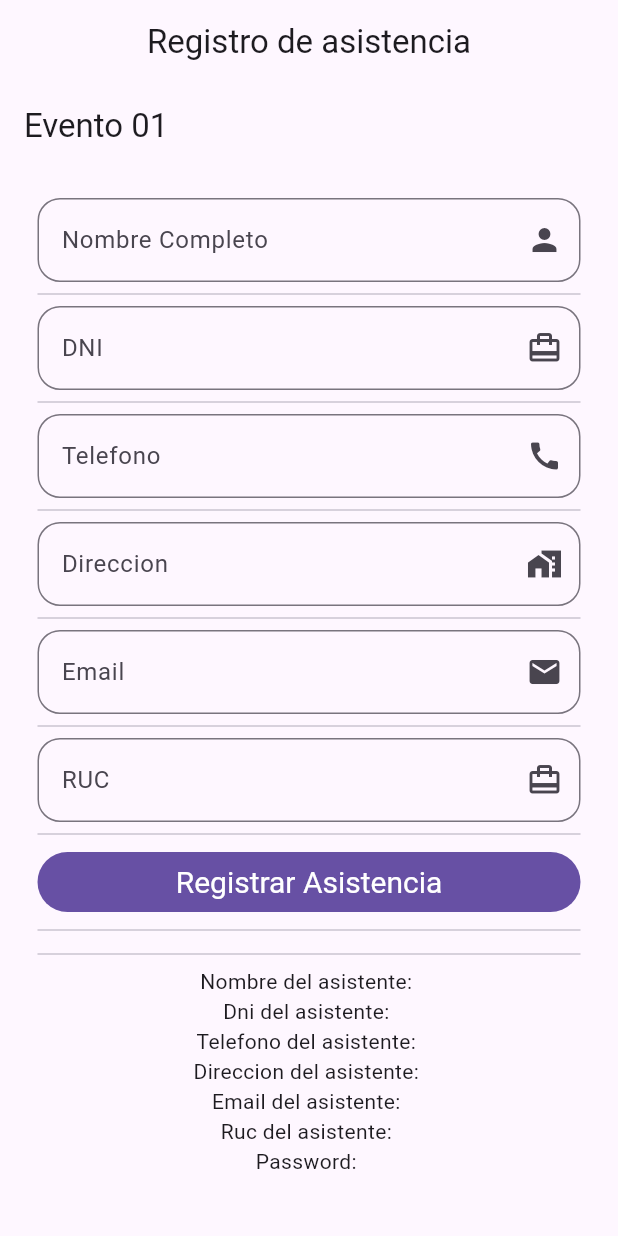
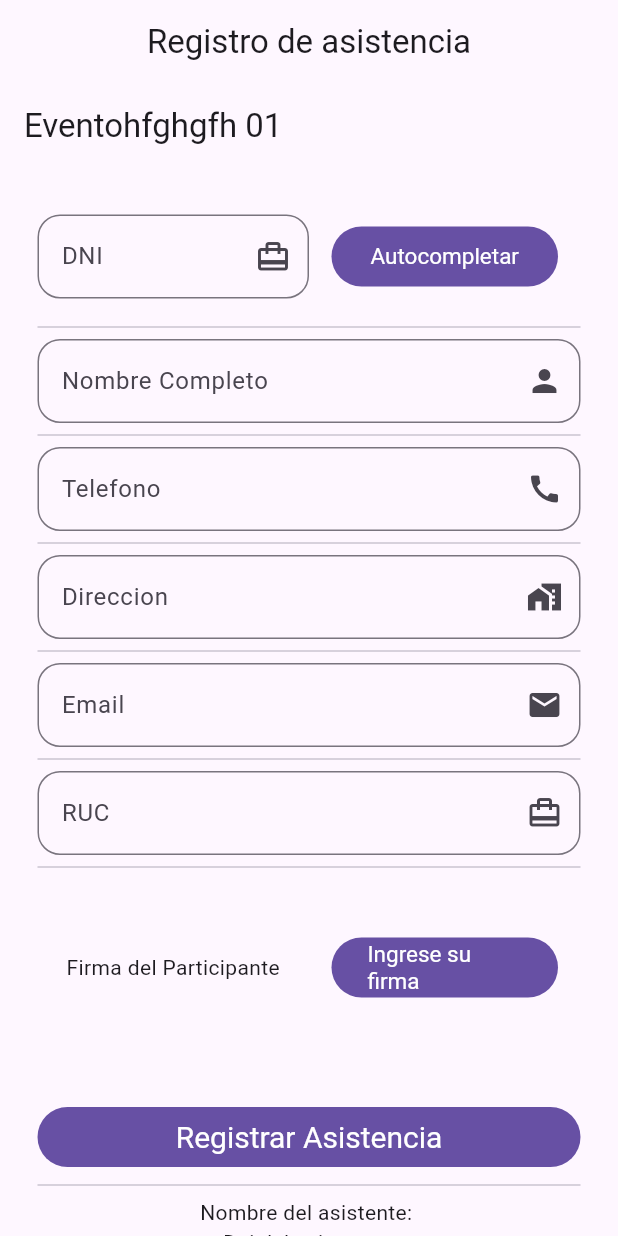
Before and after one commit to sof28kr/F-A-02, a Flutter app: the screen it shows after launch, on a phone screen of 412 x 824 dp. Run offline on Flutter 3.47's test engine with Material 3 defaults, Android fonts, the light colour scheme and no system bars.

Commit message:
Agregar todos los archivos de la carpeta

```diff
--- a/lib/src/pages/stateful/formulario_page.dart
+++ b/lib/src/pages/stateful/formulario_page.dart
@@ -32,14 +32,23 @@ class _FormularioPageState extends State<FormularioPage> {
   Widget build(BuildContext context) {
     return Scaffold(
         appBar: AppBar(
-          title: Text('Evento 01'),
+          title: Text('Eventohfghgfh 01'),
         ),
         body: ListView(
           padding: EdgeInsets.symmetric(horizontal: 25.0, vertical: 20.0),
           children: [
+            Row(
+              children: <Widget>[
+                Expanded(child: _crearInputDni()),
+                Expanded(
+                    child: Padding(
+                        padding: EdgeInsetsDirectional.all(15),
+                        child: _BuscarDatos()))
+              ],
+            ),
+            // TextField con múltiples opciones de decoración
+            Divider(),
             _crearInputNombre(), // TextField con múltiples opciones de decoración
-            Divider(),
-            _crearInputDni(), // TextField con múltiples opciones de decoración
             Divider(),
             _crearInputTelefono(), // TextField con múltiples opciones de decoración
             Divider(),
@@ -49,9 +58,29 @@ class _FormularioPageState extends State<FormularioPage> {
             Divider(),
             _crearInputRuc(),
             Divider(),
+            SizedBox(
+              height: 20,
+            ),
+            Row(
+              children: <Widget>[
+                Expanded(
+                  child: Text('Firma del Participante',
+                      textAlign: TextAlign.center),
+                ),
+                Expanded(
+                  child: Padding(
+                      padding:
+                          EdgeInsets.symmetric(vertical: 15, horizontal: 15),
+                      child: _SubirFirma()),
+                ),
+              ],
+            ),
+            SizedBox(
+              height: 50,
+            ),
             _crearBoton(),
             Divider(),
-            Divider(),
+
             _visualizarDatos(),
           ],
         ));
@@ -94,6 +123,24 @@ class _FormularioPageState extends State<FormularioPage> {
           });
         },
         child: Text('Registrar Asistencia'));
+  }
+
+  Widget _SubirFirma() {
+    final estiloBoton = FilledButton.styleFrom(
+        textStyle: TextStyle(color: Colors.green, fontSize: 15));
+    return FilledButton(
+        style: estiloBoton,
+        onPressed: () {
+          //TODO
+        },
+        child: Center(child: Text('Ingrese su firma')));
+  }
+
+  Widget _BuscarDatos() {
+    final estiloBoton = FilledButton.styleFrom(
+        textStyle: TextStyle(color: Colors.blue, fontSize: 15));
+    return FilledButton(
+        style: estiloBoton, onPressed: () {}, child: Text('Autocompletar'));
   }
 
   Widget _crearInputNombre() {
```
Also changed, not shown: 1 other file.
